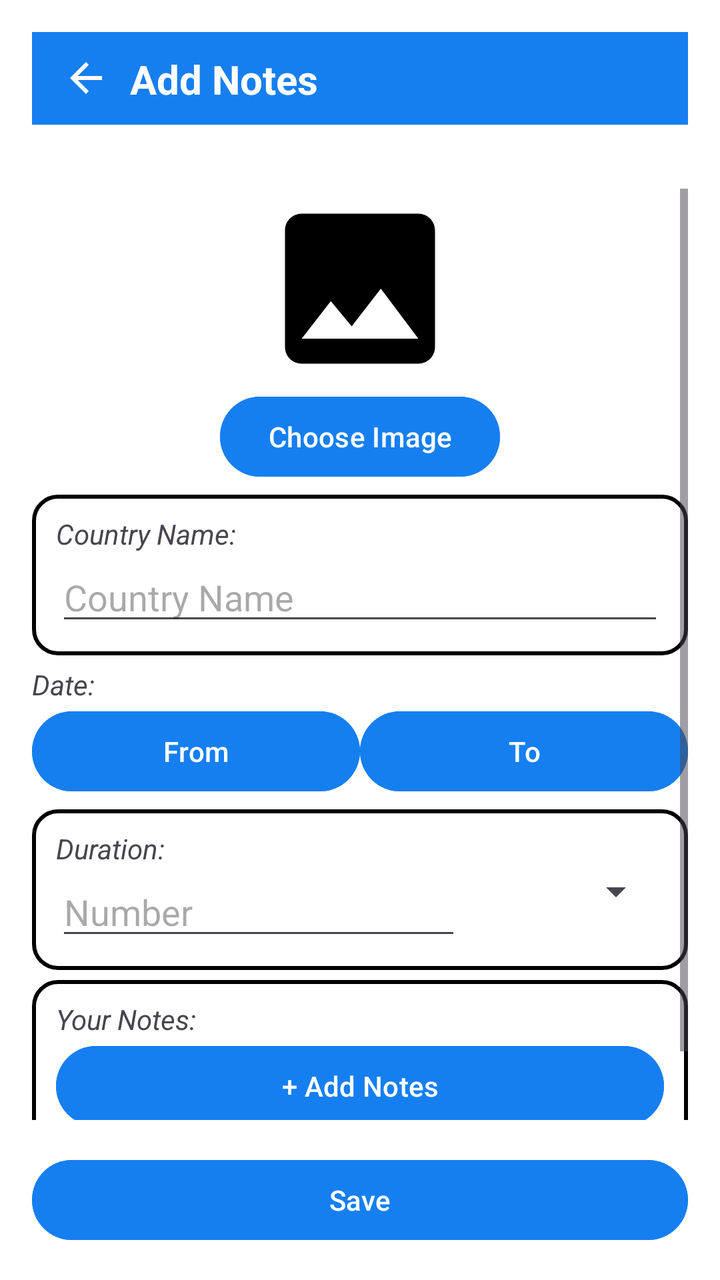
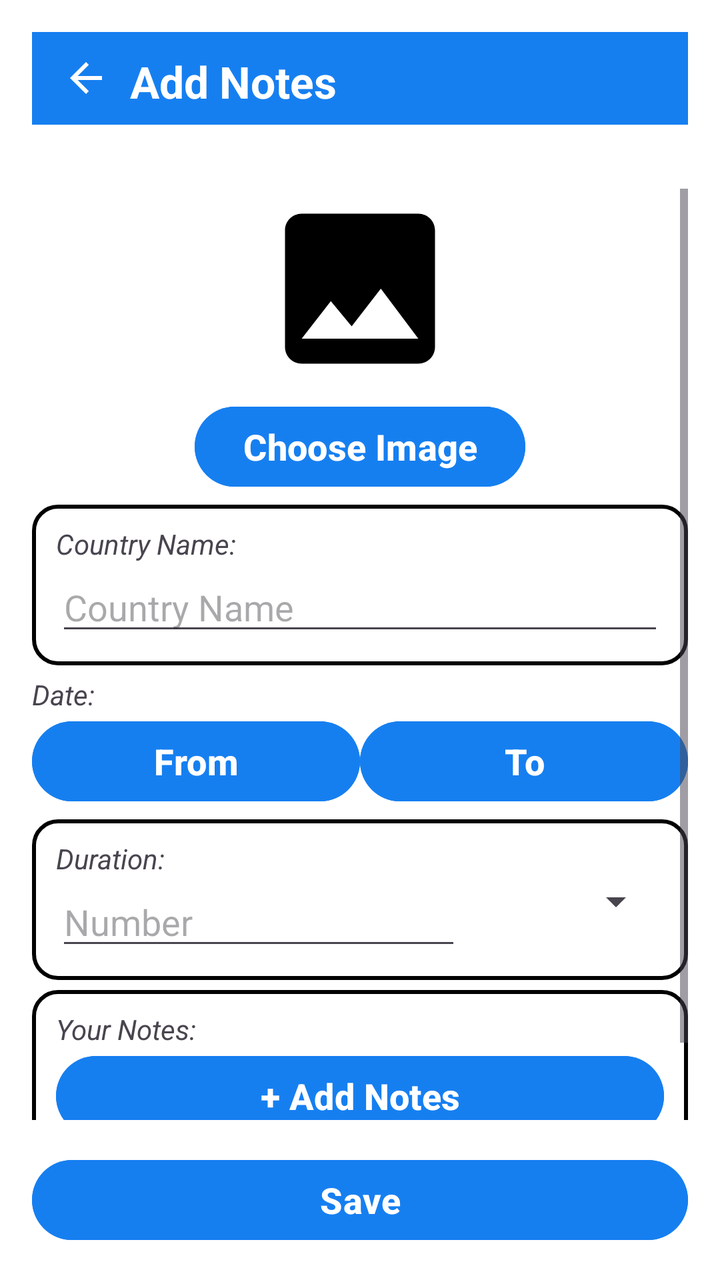

Compare the two renders of this Android layout. The source of the first and the diff that turns it into the second are given below.
<!-- AndroidManifest.xml: application theme Theme.TravelTales -->
<!-- res/layout/activity_add_notes.xml -->
<?xml version="1.0" encoding="utf-8"?>
<LinearLayout xmlns:android="http://schemas.android.com/apk/res/android"
    android:layout_width="match_parent"
    android:layout_height="match_parent"
    android:orientation="vertical"
    android:background="@color/white">

    <LinearLayout
        android:layout_width="match_parent"
        android:layout_height="0dp"
        android:layout_weight="0.1"
        android:layout_margin="16dp"
        android:orientation="horizontal"
        android:background="@color/blue"
        android:tag="appTheme"
        android:layout_gravity="center_vertical"
        android:padding="10dp">

        <ImageButton
            android:layout_width="wrap_content"
            android:layout_height="wrap_content"
            android:id="@+id/backBtn"
            android:src="@drawable/back"
            android:tint="@color/white"
            android:background="@null"
            android:contentDescription="Back"
            android:layout_marginLeft="5dp"
            android:layout_gravity="center_vertical"/>

        <TextView
            android:layout_width="wrap_content"
            android:layout_height="wrap_content"
            android:text="Add Notes"
            android:textColor="@color/white"
            android:textSize="20sp"
            android:textStyle="bold"
            android:layout_marginLeft="10dp"
            android:layout_gravity="center_vertical"/>

    </LinearLayout>

    <ScrollView
        android:layout_width="match_parent"
        android:layout_height="0dp"
        android:layout_weight="1"
        android:layout_margin="16dp">

        <LinearLayout
            android:layout_width="match_parent"
            android:layout_height="wrap_content"
            android:orientation="vertical"
            android:layout_marginBottom="5dp">

            <ImageView
                android:layout_width="200dp"
                android:layout_height="100dp"
                android:src="@drawable/photo"
                android:layout_gravity="center"
                android:id="@+id/addCountryFlagImage"/>

            <Button
                android:layout_width="wrap_content"
                android:layout_height="wrap_content"
                android:id="@+id/addCountryFlagChooseBtn"
                android:text="Choose Image"
                android:backgroundTint="@color/blue"
                android:tag="appTheme"
                android:layout_gravity="center"
                android:layout_marginBottom="5dp"/>

            <LinearLayout
                android:layout_width="match_parent"
                android:layout_height="wrap_content"
                android:orientation="vertical"
                android:layout_marginBottom="5dp"
                android:background="@drawable/edittextborder">

                <TextView
                    android:layout_width="wrap_content"
                    android:layout_height="wrap_content"
                    android:text="Country Name:"
                    android:textStyle="italic"/>

                <EditText
                    android:layout_width="match_parent"
                    android:layout_height="wrap_content"
                    android:id="@+id/countryName"
                    android:hint="Country Name"/>

            </LinearLayout>

            <LinearLayout
                android:layout_width="match_parent"
                android:layout_height="wrap_content"
                android:orientation="vertical"
                android:layout_marginBottom="5dp">

                <TextView
                    android:layout_width="wrap_content"
                    android:layout_height="wrap_content"
                    android:text="Date:"
                    android:textStyle="italic"/>

                <LinearLayout
                    android:layout_width="match_parent"
                    android:layout_height="wrap_content"
                    android:orientation="horizontal">

                    <Button
                        android:layout_width="0dp"
                        android:layout_height="wrap_content"
                        android:layout_weight="1"
                        android:id="@+id/fromDate"
                        android:text="From"
                        android:backgroundTint="@color/blue"
                        android:tag="appTheme"/>

                    <Button
                        android:layout_width="0dp"
                        android:layout_height="wrap_content"
                        android:layout_weight="1"
                        android:id="@+id/toDate"
                        android:text="To"
                        android:backgroundTint="@color/blue"
                        android:tag="appTheme"/>

                </LinearLayout>

            </LinearLayout>

            <LinearLayout
                android:layout_width="match_parent"
                android:layout_height="wrap_content"
                android:orientation="vertical"
                android:layout_marginBottom="5dp"
                android:background="@drawable/edittextborder">

                <TextView
                    android:layout_width="wrap_content"
                    android:layout_height="wrap_content"
                    android:text="Duration:"
                    android:textStyle="italic"/>

                <LinearLayout
                    android:layout_width="match_parent"
                    android:layout_height="wrap_content"
                    android:orientation="horizontal">

                    <EditText
                        android:layout_width="0dp"
                        android:layout_height="wrap_content"
                        android:layout_weight="1"
                        android:hint="Number"
                        android:inputType="number"
                        android:id="@+id/durationNo"/>

                    <Spinner
                        android:layout_width="0dp"
                        android:layout_height="wrap_content"
                        android:layout_weight="0.5"
                        android:id="@+id/spinnerDuration"/>

                </LinearLayout>

            </LinearLayout>

            <LinearLayout
                android:layout_width="match_parent"
                android:layout_height="wrap_content"
                android:orientation="vertical"
                android:background="@drawable/edittextborder">

                <TextView
                    android:layout_width="wrap_content"
                    android:layout_height="wrap_content"
                    android:text="Your Notes:"
                    android:textStyle="italic"/>

                <Button
                    android:layout_width="match_parent"
                    android:layout_height="wrap_content"
                    android:id="@+id/addNotesBtn"
                    android:text="+ Add Notes"
                    android:backgroundTint="@color/blue"
                    android:tag="appTheme"/>

                <androidx.recyclerview.widget.RecyclerView
                    android:id="@+id/addNotesRecycler"
                    android:layout_width="match_parent"
                    android:layout_height="wrap_content"
                    android:nestedScrollingEnabled="false"
                    android:padding="10dp">

                </androidx.recyclerview.widget.RecyclerView>

            </LinearLayout>

        </LinearLayout>

    </ScrollView>

    <Button
        android:layout_width="match_parent"
        android:layout_height="wrap_content"
        android:id="@+id/saveBtn"
        android:text="Save"
        android:backgroundTint="@color/blue"
        android:tag="appTheme"
        android:layout_marginHorizontal="16dp"
        android:layout_marginBottom="16dp"/>

</LinearLayout>
<!-- resources referenced by this layout -->
<resources>
  <color name="blue">#167FF0</color>
  <color name="white">#FFFFFF</color>
  <!-- drawable back (drawable) -->
  <vector xmlns:android="http://schemas.android.com/apk/res/android" android:autoMirrored="true" android:height="24dp" android:tint="#000000" android:viewportHeight="24" android:viewportWidth="24" android:width="24dp">
        
      <path android:fillColor="@android:color/white" android:pathData="M20,11H7.83l5.59,-5.59L12,4l-8,8 8,8 1.41,-1.41L7.83,13H20v-2z"/>
      
  </vector>
  <!-- drawable edittextborder (drawable) -->
  <?xml version="1.0" encoding="utf-8"?>
  <shape xmlns:android="http://schemas.android.com/apk/res/android">
  
      <solid android:color="#FFFFFF"/>
  
      <stroke
          android:width="2dp"
          android:color="@color/black"/>
  
      <corners android:radius="12dp"/>
  
      <padding
          android:left="12dp"
          android:right="12dp"
          android:top="10dp"
          android:bottom="10dp"/>
  
  </shape>
  <!-- drawable photo (drawable) -->
  <vector xmlns:android="http://schemas.android.com/apk/res/android" android:height="24dp" android:tint="#000000" android:viewportHeight="24" android:viewportWidth="24" android:width="24dp">
        
      <path android:fillColor="@android:color/white" android:pathData="M21,19V5c0,-1.1 -0.9,-2 -2,-2H5c-1.1,0 -2,0.9 -2,2v14c0,1.1 0.9,2 2,2h14c1.1,0 2,-0.9 2,-2zM8.5,13.5l2.5,3.01L14.5,12l4.5,6H5l3.5,-4.5z"/>
      
  </vector>
  <style name="Theme.TravelTales" parent="Base.Theme.TravelTales" />
  <color name="black">#000000</color>
  <style name="Base.Theme.TravelTales" parent="Theme.Material3.DayNight.NoActionBar">
          
          
      </style>
</resources>

<!-- the commit's change to res/layout/activity_add_notes.xml (unified diff, before → after) -->
@@ -32,7 +32,7 @@
             android:layout_height="wrap_content"
             android:text="Add Notes"
             android:textColor="@color/white"
-            android:textSize="20sp"
+            android:textSize="22sp"
             android:textStyle="bold"
             android:layout_marginLeft="10dp"
             android:layout_gravity="center_vertical"/>
@@ -56,13 +56,16 @@
                 android:layout_height="100dp"
                 android:src="@drawable/photo"
                 android:layout_gravity="center"
-                android:id="@+id/addCountryFlagImage"/>
+                android:id="@+id/addCountryFlagImage"
+                android:layout_marginBottom="5dp"/>
 
             <Button
                 android:layout_width="wrap_content"
                 android:layout_height="wrap_content"
                 android:id="@+id/addCountryFlagChooseBtn"
                 android:text="Choose Image"
+                android:textSize="18sp"
+                android:textStyle="bold"
                 android:backgroundTint="@color/blue"
                 android:tag="appTheme"
                 android:layout_gravity="center"
@@ -112,6 +115,8 @@
                         android:layout_weight="1"
                         android:id="@+id/fromDate"
                         android:text="From"
+                        android:textSize="18sp"
+                        android:textStyle="bold"
                         android:backgroundTint="@color/blue"
                         android:tag="appTheme"/>
 
@@ -121,6 +126,8 @@
                         android:layout_weight="1"
                         android:id="@+id/toDate"
                         android:text="To"
+                        android:textSize="18sp"
+                        android:textStyle="bold"
                         android:backgroundTint="@color/blue"
                         android:tag="appTheme"/>
 
@@ -181,6 +188,8 @@
                     android:layout_height="wrap_content"
                     android:id="@+id/addNotesBtn"
                     android:text="+ Add Notes"
+                    android:textSize="18sp"
+                    android:textStyle="bold"
                     android:backgroundTint="@color/blue"
                     android:tag="appTheme"/>
 
@@ -204,6 +213,8 @@
         android:layout_height="wrap_content"
         android:id="@+id/saveBtn"
         android:text="Save"
+        android:textSize="18sp"
+        android:textStyle="bold"
         android:backgroundTint="@color/blue"
         android:tag="appTheme"
         android:layout_marginHorizontal="16dp"
